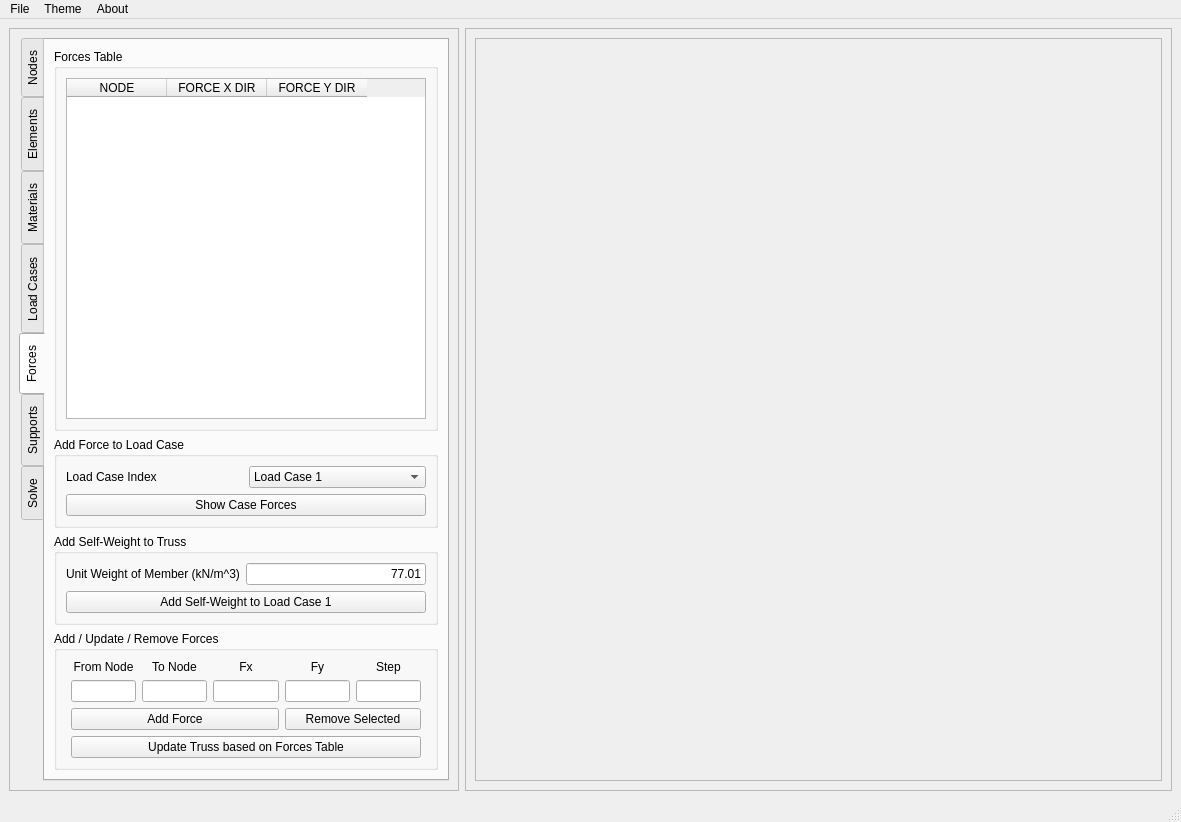
First picture: the form in Truss2D_GUI.ui, repository mjamezquidilla/pysead, before the edit.
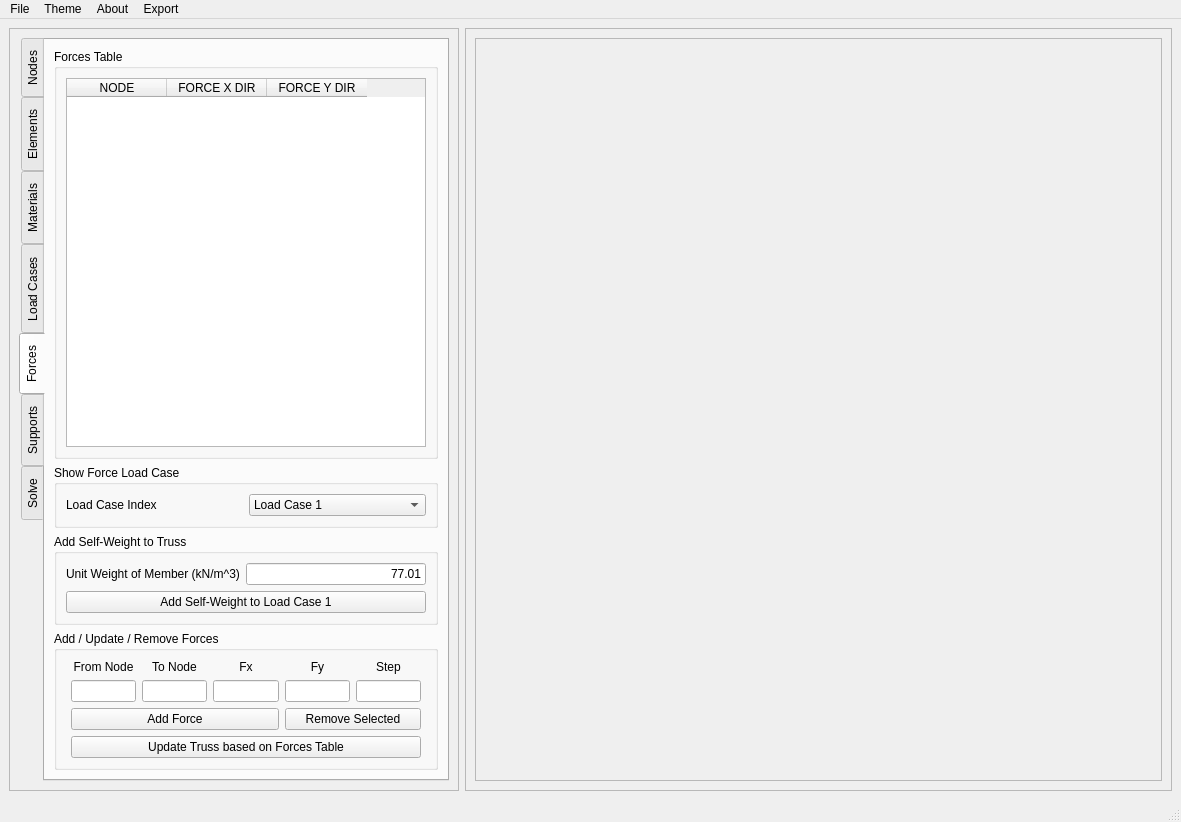
Second picture: the form after the edit. The open tabs and pages were chosen to show the change.

Commit message: Added remove forces from selection table and export to HTML

The edit to the form file:
```diff
--- a/Truss2D_GUI.ui
+++ b/Truss2D_GUI.ui
@@ -811,7 +811,7 @@
              <item>
               <widget class="QGroupBox" name="groupBox_17">
                <property name="title">
-                <string>Add Force to Load Case</string>
+                <string>Show Force Load Case</string>
                </property>
                <layout class="QHBoxLayout" name="horizontalLayout_18">
                 <item>
@@ -823,13 +823,6 @@
                     </property>
                    </widget>
                   </item>
-                  <item row="1" column="0" colspan="2">
-                   <widget class="QPushButton" name="Show_Load_Case_Table_Button">
-                    <property name="text">
-                     <string>Show Case Forces</string>
-                    </property>
-                   </widget>
-                  </item>
                   <item row="0" column="1">
                    <widget class="QComboBox" name="LoadCaseComboBox_Widget">
                     <item>
@@ -1646,7 +1639,7 @@
      <x>0</x>
      <y>0</y>
      <width>1181</width>
-     <height>21</height>
+     <height>22</height>
     </rect>
    </property>
    <widget class="QMenu" name="menuFile">
@@ -1676,9 +1669,16 @@
     <addaction name="actionMaterial_Dark"/>
     <addaction name="actionDarkMode"/>
    </widget>
+   <widget class="QMenu" name="menuExport_to_PDF">
+    <property name="title">
+     <string>Export</string>
+    </property>
+    <addaction name="actionHTML"/>
+   </widget>
    <addaction name="menuFile"/>
    <addaction name="menuOptions"/>
    <addaction name="menuAbout"/>
+   <addaction name="menuExport_to_PDF"/>
   </widget>
   <widget class="QStatusBar" name="statusbar"/>
   <action name="actionOpen">
```
Left out of the diff: 8 changed lines with no effect on the pictures. The commit also changes 2 other files.
